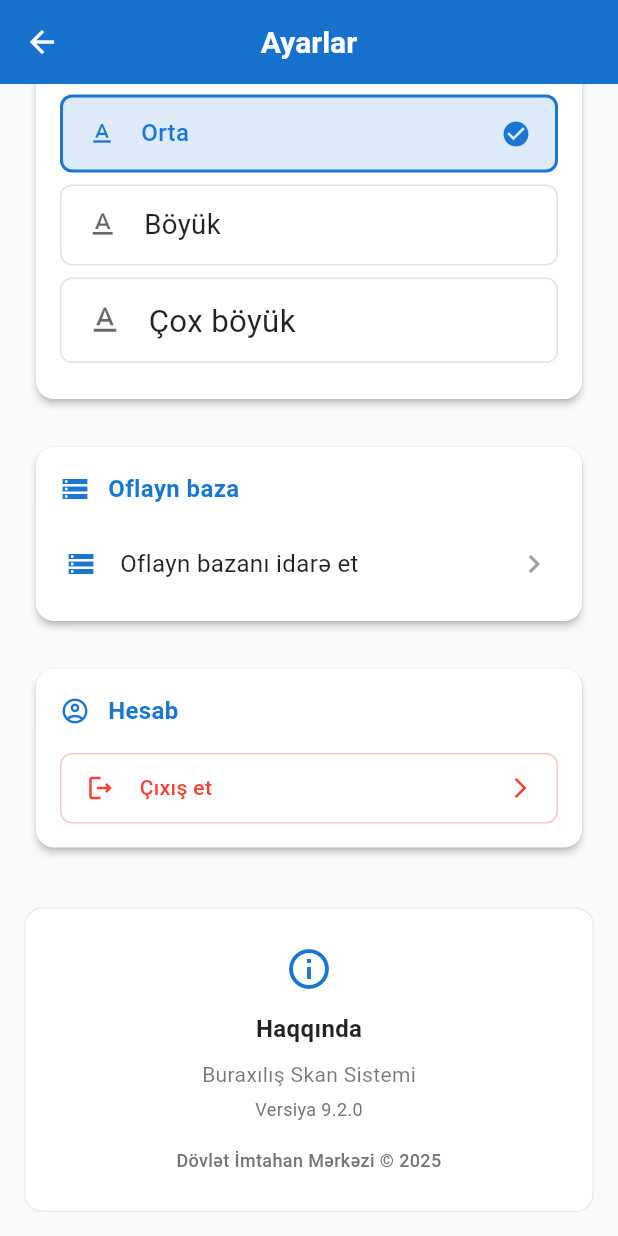
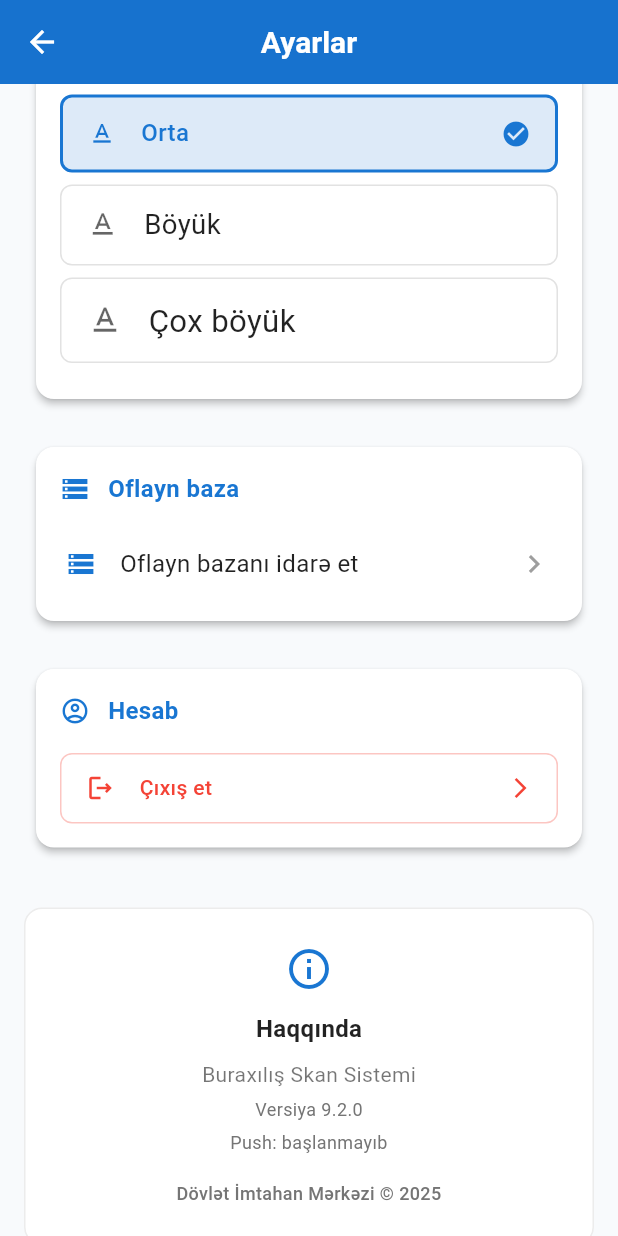
Before and after one commit to kamran134/dim_buraxilish_ft, a Flutter app: the SettingsScreen screen opened directly, scrolled down 407 dp, on a phone screen of 412 x 824 dp. Run offline on Flutter 3.47's test engine with Material 3 defaults, Android fonts, the phone set to English and light mode, and no system bars; our stand-ins replace device_info_plus, dio, firebase_core, firebase_messaging, flutter_secure_storage, package_info_plus and 3 more; missing offline and left inert: mobile_scanner, signalr_netcore; accounts and stored records are empty; network calls fail.

Commit message:
Push: surface registration status on the settings screen
The iPhone never appeared in the admin device list and release builds
swallow debugPrint, so each step of activate()/upload now reports into
PushNotificationService.status (shown under the version in Settings; tap
retries). The upload timeout goes from 5 s to 15 s to survive an IIS
cold start.

codemagic: iOS build number = latest TestFlight build + 1, and print the
signed IPA's entitlements to verify aps-environment.

Co-Authored-By: Claude Opus 5.5 <noreply@anthropic.com>

```diff
--- a/lib/screens/settings_screen.dart
+++ b/lib/screens/settings_screen.dart
@@ -3,6 +3,7 @@ import 'package:provider/provider.dart';
 import '../providers/theme_provider.dart';
 import '../providers/font_provider.dart';
 import '../constants/app_version.dart';
+import '../services/push_notification_service.dart';
 import '../widgets/common/logout_button.dart';
 import '../design/app_colors.dart';
 import 'offline_database_screen.dart';
@@ -376,6 +377,21 @@ class SettingsScreen extends StatelessWidget {
                   color: isDark ? Colors.white38 : Colors.grey[600],
                 ),
               ),
+              const SizedBox(height: 4),
+              // Push registration diagnostics; tap to retry.
+              ValueListenableBuilder<String>(
+                valueListenable: PushNotificationService.instance.status,
+                builder: (context, pushStatus, _) => GestureDetector(
+                  onTap: PushNotificationService.instance.retry,
+                  child: Text(
+                    'Push: $pushStatus',
+                    style: fontProvider.labelSmall.copyWith(
+                      color: isDark ? Colors.white38 : Colors.grey[600],
+                    ),
+                    textAlign: TextAlign.center,
+                  ),
+                ),
+              ),
               const SizedBox(height: 16),
               Text(
                 'Dövlət İmtahan Mərkəzi © 2025',
```
Also changed, not shown: codemagic.yaml (+19 -3 lines), lib/services/push_notification_service.dart (+33 -10 lines).
